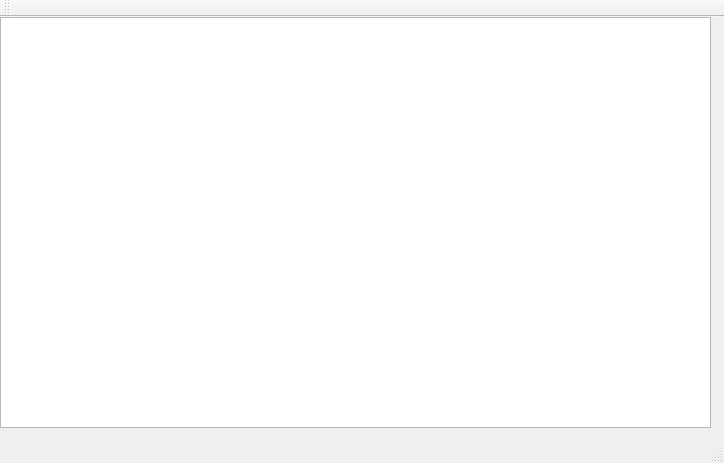
First picture: the form in Proyec/mainwindow.ui, repository davidsanchezg21/proyecto, before the edit.
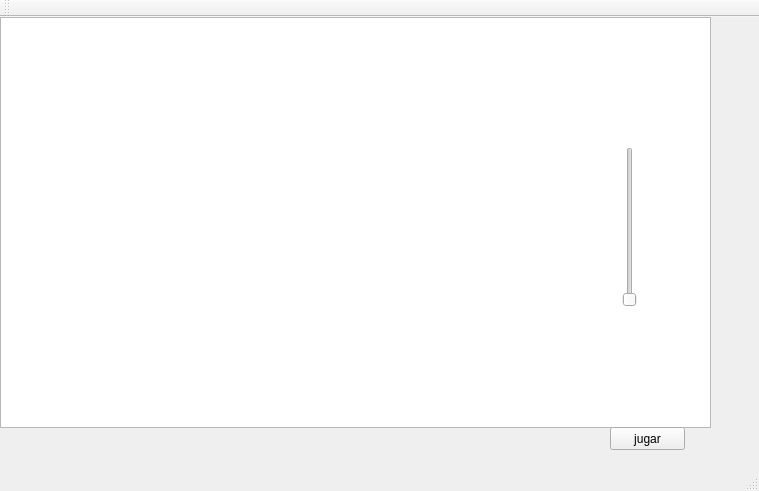
Second picture: the form after the edit.

```diff
--- a/Proyec/mainwindow.ui
+++ b/Proyec/mainwindow.ui
@@ -6,8 +6,8 @@
    <rect>
     <x>0</x>
     <y>0</y>
-    <width>724</width>
-    <height>463</height>
+    <width>759</width>
+    <height>491</height>
    </rect>
   </property>
   <property name="windowTitle">
@@ -24,6 +24,32 @@
      </rect>
     </property>
    </widget>
+   <widget class="QSlider" name="verticalSlider">
+    <property name="geometry">
+     <rect>
+      <x>620</x>
+      <y>130</y>
+      <width>19</width>
+      <height>160</height>
+     </rect>
+    </property>
+    <property name="orientation">
+     <enum>Qt::Vertical</enum>
+    </property>
+   </widget>
+   <widget class="QPushButton" name="pushButton">
+    <property name="geometry">
+     <rect>
+      <x>610</x>
+      <y>410</y>
+      <width>75</width>
+      <height>23</height>
+     </rect>
+    </property>
+    <property name="text">
+     <string>jugar</string>
+    </property>
+   </widget>
   </widget>
   <widget class="QMenuBar" name="menuBar">
    <property name="geometry">
```
Left out of the diff: 2 changed lines with no effect on the pictures.
